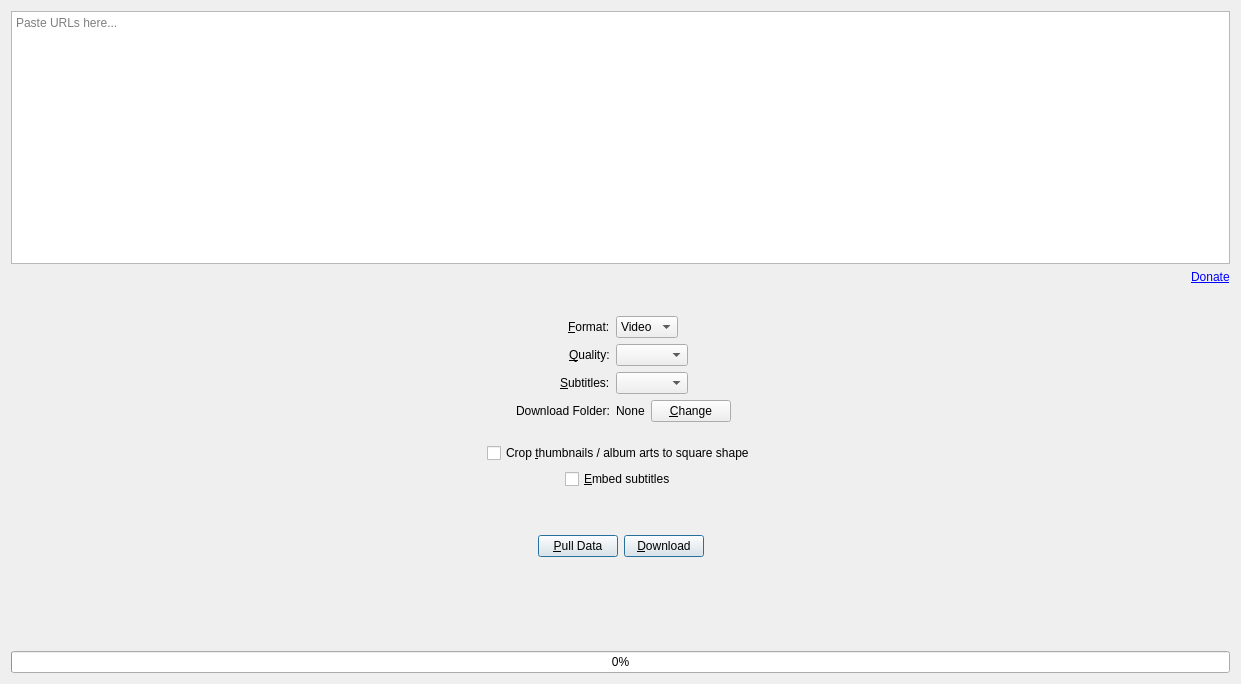
markop404/media-downloader, file src/designer/tab.ui: the form before one commit.
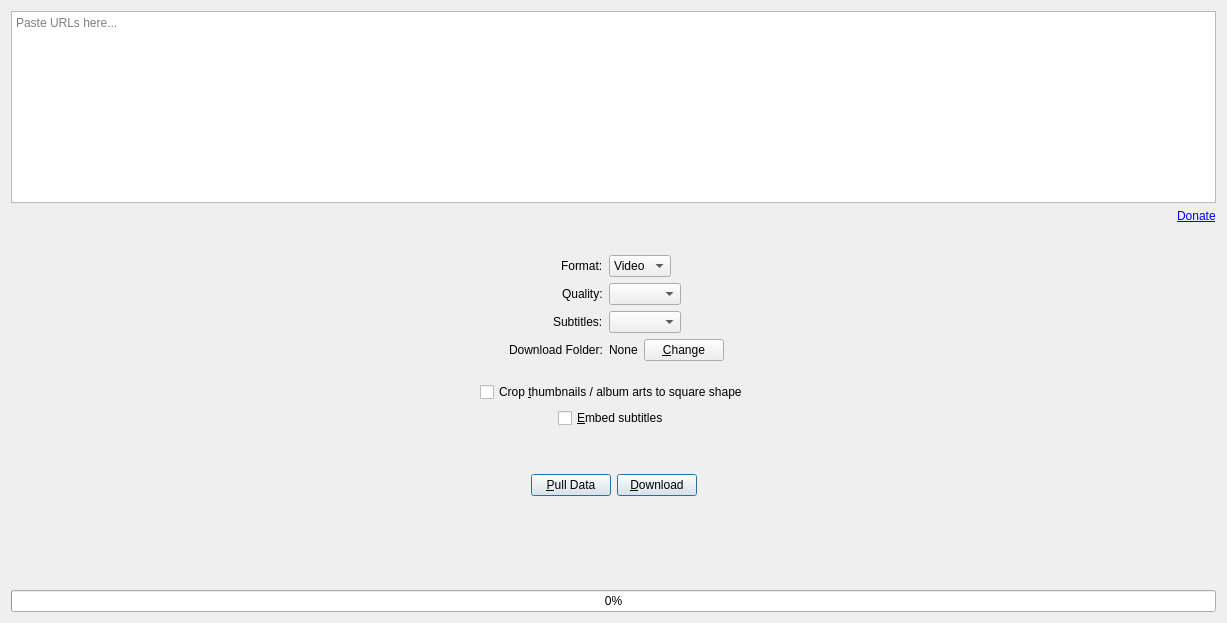
The form after the commit. Icons and pictures are not drawn. Custom widgets are drawn as their Qt base class.

Diff of the .ui file:
```diff
--- a/src/designer/tab.ui
+++ b/src/designer/tab.ui
@@ -2,14 +2,6 @@
 <ui version="4.0">
  <class>Tab</class>
  <widget class="QWidget" name="Tab">
-  <property name="geometry">
-   <rect>
-    <x>0</x>
-    <y>0</y>
-    <width>1241</width>
-    <height>684</height>
-   </rect>
-  </property>
   <layout class="QVBoxLayout" name="verticalLayout">
    <item>
     <widget class="PlainTextEdit" name="plainTextEdit">
@@ -68,7 +60,7 @@
      <item row="0" column="0">
       <widget class="QLabel" name="formatLabel">
        <property name="text">
-        <string>&lt;u&gt;F&lt;/u&gt;ormat:</string>
+        <string>Format:</string>
        </property>
       </widget>
      </item>
@@ -95,7 +87,7 @@
      <item row="1" column="0">
       <widget class="QLabel" name="qualityLabel">
        <property name="text">
-        <string>&lt;u&gt;Q&lt;/u&gt;uality:</string>
+        <string>Quality:</string>
        </property>
       </widget>
      </item>
@@ -118,7 +110,7 @@
      <item row="2" column="0">
       <widget class="QLabel" name="subtitlesLabel">
        <property name="text">
-        <string>&lt;u&gt;S&lt;/u&gt;ubtitles:</string>
+        <string>Subtitles:</string>
        </property>
       </widget>
      </item>
```
